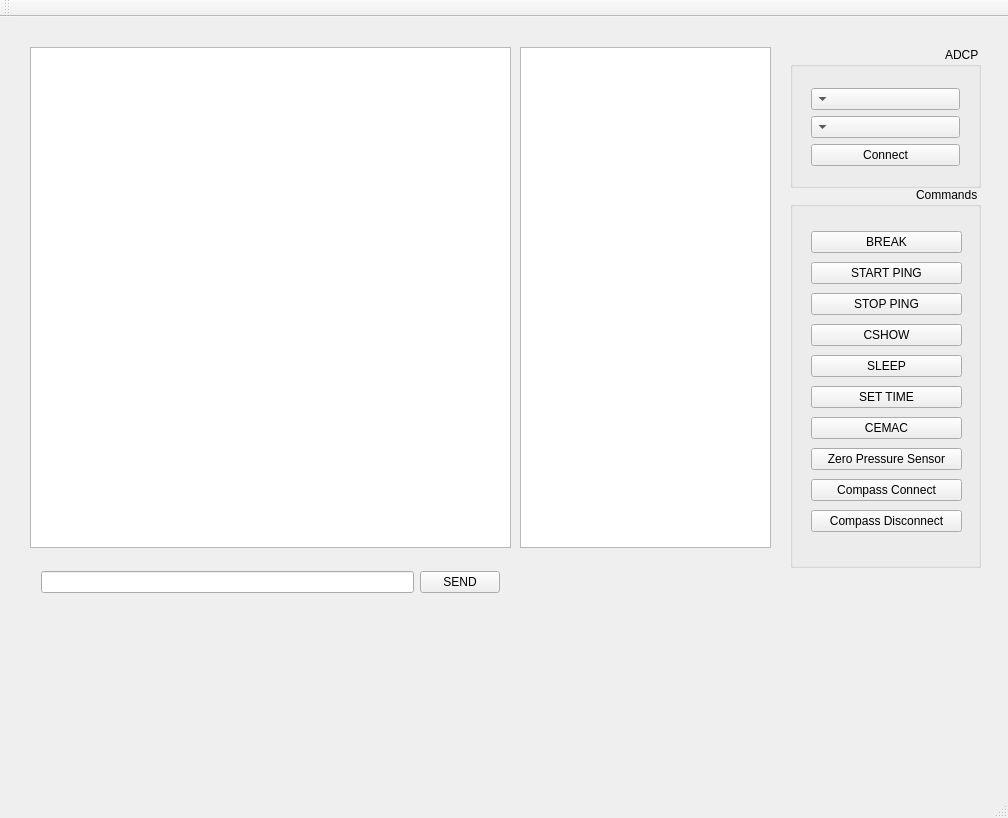
ricorx7/rti_python, file Frontend/qt/adcp_terminal.ui: the form before one commit.
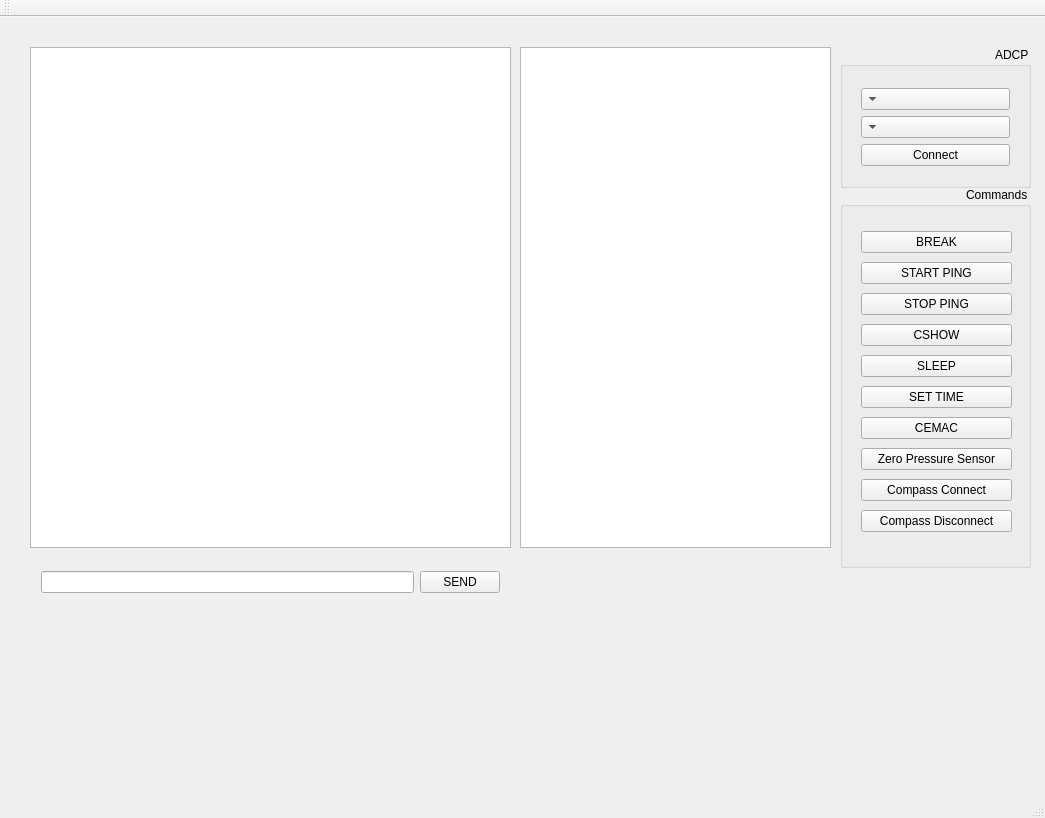
The form after the commit.

Commit message: Added Pretty print to JSON Limit the display refresh

What changed in the file:
```diff
--- a/Frontend/qt/adcp_terminal.ui
+++ b/Frontend/qt/adcp_terminal.ui
@@ -6,7 +6,7 @@
    <rect>
     <x>0</x>
     <y>0</y>
-    <width>1008</width>
+    <width>1045</width>
     <height>818</height>
    </rect>
   </property>
@@ -60,7 +60,7 @@
      <rect>
       <x>520</x>
       <y>30</y>
-      <width>251</width>
+      <width>311</width>
       <height>501</height>
      </rect>
     </property>
@@ -68,7 +68,7 @@
      <enum>QTextEdit::FixedColumnWidth</enum>
     </property>
     <property name="lineWrapColumnOrWidth">
-     <number>75</number>
+     <number>65</number>
     </property>
     <property name="readOnly">
      <bool>true</bool>
@@ -77,7 +77,7 @@
    <widget class="QGroupBox" name="groupBox">
     <property name="geometry">
      <rect>
-      <x>790</x>
+      <x>840</x>
       <y>30</y>
       <width>191</width>
       <height>141</height>
@@ -118,7 +118,7 @@
    <widget class="QGroupBox" name="groupBox_2">
     <property name="geometry">
      <rect>
-      <x>790</x>
+      <x>840</x>
       <y>170</y>
       <width>191</width>
       <height>381</height>
```
Left out of the diff: 4 changed lines with no effect on the pictures. The commit also changes 2 other files.
